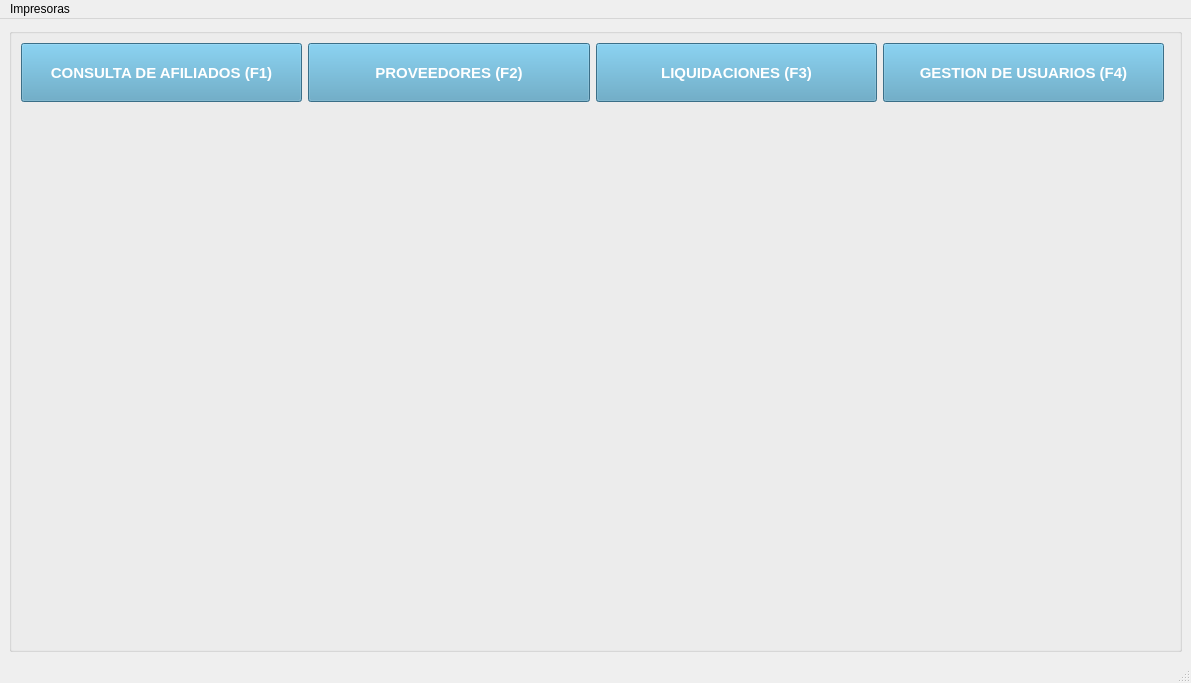
First picture: the form in gui/menuPrincipal.ui, repository shae-ra/sindicato, before the edit.
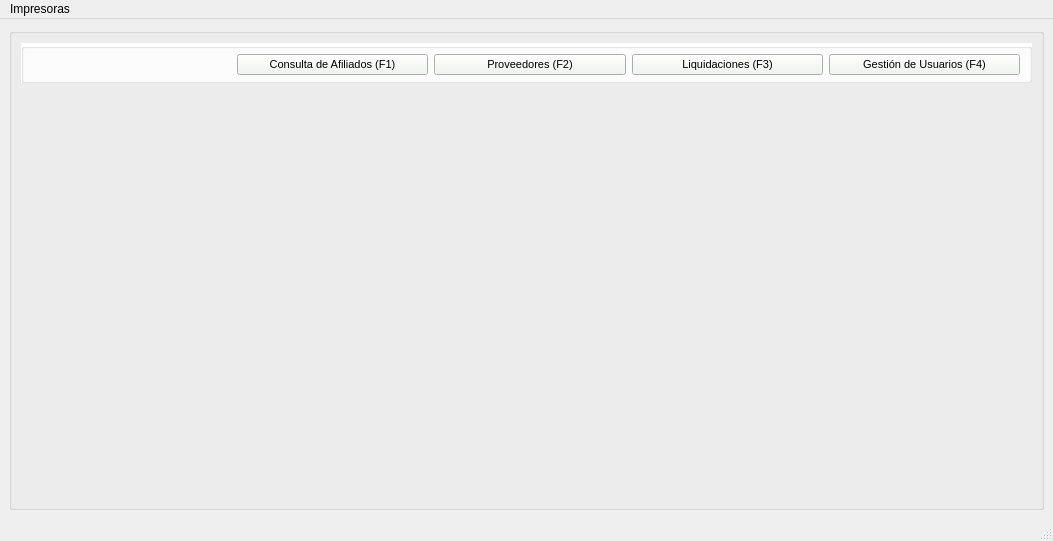
Second picture: the form after the edit. Icons and pictures are not drawn.

What changed in the file:
```diff
--- a/gui/menuPrincipal.ui
+++ b/gui/menuPrincipal.ui
@@ -6,8 +6,8 @@
    <rect>
     <x>0</x>
     <y>0</y>
-    <width>1191</width>
-    <height>683</height>
+    <width>1053</width>
+    <height>541</height>
    </rect>
   </property>
   <property name="palette">
@@ -444,124 +444,395 @@
         <property name="title">
          <string/>
         </property>
-        <layout class="QGridLayout" name="gridLayout" rowstretch="10,90">
-         <item row="0" column="2">
-          <widget class="QPushButton" name="pushButton_liquidaciones">
-           <property name="sizePolicy">
-            <sizepolicy hsizetype="Expanding" vsizetype="Expanding">
-             <horstretch>0</horstretch>
-             <verstretch>0</verstretch>
-            </sizepolicy>
-           </property>
-           <property name="font">
-            <font>
-             <family>Arial</family>
-             <pointsize>11</pointsize>
-             <weight>75</weight>
-             <bold>true</bold>
-            </font>
-           </property>
-           <property name="styleSheet">
-            <string notr="true">#pushButton_liquidaciones{
-background-color:#529CBE;
-color: #FFFFFF;
-
-}</string>
-           </property>
-           <property name="text">
-            <string>LIQUIDACIONES (F3)</string>
-           </property>
-           <property name="icon">
-            <iconset>
-             <normaloff>iconos/bp.png</normaloff>iconos/bp.png</iconset>
-           </property>
-           <property name="iconSize">
-            <size>
-             <width>40</width>
-             <height>40</height>
-            </size>
-           </property>
-          </widget>
-         </item>
-         <item row="0" column="3">
-          <widget class="QPushButton" name="pushButton_usuarios">
-           <property name="sizePolicy">
-            <sizepolicy hsizetype="Expanding" vsizetype="Expanding">
-             <horstretch>0</horstretch>
-             <verstretch>0</verstretch>
-            </sizepolicy>
-           </property>
-           <property name="font">
-            <font>
-             <family>Arial</family>
-             <pointsize>11</pointsize>
-             <weight>75</weight>
-             <bold>true</bold>
-            </font>
-           </property>
-           <property name="styleSheet">
-            <string notr="true">#pushButton_usuarios{
-background-color:#529CBE;
-color: #FFFFFF;
-
-}
-</string>
-           </property>
-           <property name="text">
-            <string>GESTION DE USUARIOS (F4)</string>
-           </property>
-           <property name="icon">
-            <iconset>
-             <normaloff>iconos/ball_yellow.ico</normaloff>iconos/ball_yellow.ico</iconset>
-           </property>
-           <property name="iconSize">
-            <size>
-             <width>30</width>
-             <height>30</height>
-            </size>
-           </property>
-          </widget>
-         </item>
+        <layout class="QGridLayout" name="gridLayout_4" rowstretch="0,100">
          <item row="0" column="0">
-          <widget class="QPushButton" name="pushButton_afiliados">
-           <property name="sizePolicy">
-            <sizepolicy hsizetype="Expanding" vsizetype="Expanding">
-             <horstretch>0</horstretch>
-             <verstretch>0</verstretch>
-            </sizepolicy>
-           </property>
-           <property name="font">
-            <font>
-             <family>Arial</family>
-             <pointsize>11</pointsize>
-             <weight>75</weight>
-             <bold>true</bold>
-            </font>
-           </property>
+          <widget class="QGroupBox" name="groupBox_2">
            <property name="styleSheet">
-            <string notr="true">#pushButton_afiliados{
-background-color:#529CBE;
-color: #FFFFFF;
+            <string notr="true">#groupBox_2{
+background-color: #FFFFFF;}</string>
+           </property>
+           <property name="title">
+            <string/>
+           </property>
+           <layout class="QGridLayout" name="gridLayout" rowstretch="0">
+            <property name="topMargin">
+             <number>5</number>
+            </property>
+            <property name="bottomMargin">
+             <number>5</number>
+            </property>
+            <item row="0" column="5">
+             <widget class="QPushButton" name="pushButton_usuarios">
+              <property name="sizePolicy">
+               <sizepolicy hsizetype="Expanding" vsizetype="Expanding">
+                <horstretch>0</horstretch>
+                <verstretch>0</verstretch>
+               </sizepolicy>
+              </property>
+              <property name="font">
+               <font>
+                <family>Arial</family>
+                <pointsize>8</pointsize>
+                <weight>50</weight>
+                <bold>false</bold>
+               </font>
+              </property>
+              <property name="styleSheet">
+               <string notr="true">#pushButton_usuarios{
+background-color:	#F0F5EF;
+color: #000000;
 }
+</string>
+              </property>
+              <property name="text">
+               <string>Gestión de Usuarios (F4)</string>
+              </property>
+              <property name="icon">
+               <iconset>
+                <normaloff>iconos/ball_yellow.ico</normaloff>iconos/ball_yellow.ico</iconset>
+              </property>
+              <property name="iconSize">
+               <size>
+                <width>20</width>
+                <height>20</height>
+               </size>
+              </property>
+             </widget>
+            </item>
+            <item row="0" column="2">
+             <widget class="QPushButton" name="pushButton_afiliados">
+              <property name="sizePolicy">
+               <sizepolicy hsizetype="Expanding" vsizetype="Expanding">
+                <horstretch>0</horstretch>
+                <verstretch>0</verstretch>
+               </sizepolicy>
+              </property>
+              <property name="palette">
+               <palette>
+                <active>
+                 <colorrole role="WindowText">
+                  <brush brushstyle="SolidPattern">
+                   <color alpha="255">
+                    <red>0</red>
+                    <green>0</green>
+                    <blue>0</blue>
+                   </color>
+                  </brush>
+                 </colorrole>
+                 <colorrole role="Button">
+                  <brush brushstyle="SolidPattern">
+                   <color alpha="255">
+                    <red>240</red>
+                    <green>245</green>
+                    <blue>239</blue>
+                   </color>
+                  </brush>
+                 </colorrole>
+                 <colorrole role="Text">
+                  <brush brushstyle="SolidPattern">
+                   <color alpha="255">
+                    <red>0</red>
+                    <green>0</green>
+                    <blue>0</blue>
+                   </color>
+                  </brush>
+                 </colorrole>
+                 <colorrole role="ButtonText">
+                  <brush brushstyle="SolidPattern">
+                   <color alpha="255">
+                    <red>0</red>
+                    <green>0</green>
+                    <blue>0</blue>
+                   </color>
+                  </brush>
+                 </colorrole>
+                 <colorrole role="Base">
+                  <brush brushstyle="SolidPattern">
+                   <color alpha="255">
+                    <red>240</red>
+                    <green>245</green>
+                    <blue>239</blue>
+                   </color>
+                  </brush>
+                 </colorrole>
+                 <colorrole role="Window">
+                  <brush brushstyle="SolidPattern">
+                   <color alpha="255">
+                    <red>240</red>
+                    <green>245</green>
+                    <blue>239</blue>
+                   </color>
+                  </brush>
+                 </colorrole>
+                </active>
+                <inactive>
+                 <colorrole role="WindowText">
+                  <brush brushstyle="SolidPattern">
+                   <color alpha="255">
+                    <red>0</red>
+                    <green>0</green>
+                    <blue>0</blue>
+                   </color>
+                  </brush>
+                 </colorrole>
+                 <colorrole role="Button">
+                  <brush brushstyle="SolidPattern">
+                   <color alpha="255">
+                    <red>240</red>
+                    <green>245</green>
+                    <blue>239</blue>
+                   </color>
+                  </brush>
+                 </colorrole>
+                 <colorrole role="Text">
+                  <brush brushstyle="SolidPattern">
+                   <color alpha="255">
+                    <red>0</red>
+                    <green>0</green>
+                    <blue>0</blue>
+                   </color>
+                  </brush>
+                 </colorrole>
+                 <colorrole role="ButtonText">
+                  <brush brushstyle="SolidPattern">
+                   <color alpha="255">
+                    <red>0</red>
+                    <green>0</green>
+                    <blue>0</blue>
+                   </color>
+                  </brush>
+                 </colorrole>
+                 <colorrole role="Base">
+                  <brush brushstyle="SolidPattern">
+                   <color alpha="255">
+                    <red>240</red>
+                    <green>245</green>
+                    <blue>239</blue>
+                   </color>
+                  </brush>
+                 </colorrole>
+                 <colorrole role="Window">
+                  <brush brushstyle="SolidPattern">
+                   <color alpha="255">
+                    <red>240</red>
+                    <green>245</green>
+                    <blue>239</blue>
+                   </color>
+                  </brush>
+                 </colorrole>
+                </inactive>
+                <disabled>
+                 <colorrole role="WindowText">
+                  <brush brushstyle="SolidPattern">
+                   <color alpha="255">
+                    <red>0</red>
+                    <green>0</green>
+                    <blue>0</blue>
+                   </color>
+                  </brush>
+                 </colorrole>
+                 <colorrole role="Button">
+                  <brush brushstyle="SolidPattern">
+                   <color alpha="255">
+                    <red>240</red>
+                    <green>245</green>
+                    <blue>239</blue>
+                   </color>
+                  </brush>
+                 </colorrole>
+                 <colorrole role="Text">
+                  <brush brushstyle="SolidPattern">
+                   <color alpha="255">
+                    <red>0</red>
+                    <green>0</green>
+                    <blue>0</blue>
+                   </color>
+                  </brush>
+                 </colorrole>
+                 <colorrole role="ButtonText">
+                  <brush brushstyle="SolidPattern">
+                   <color alpha="255">
+                    <red>0</red>
+                    <green>0</green>
+                    <blue>0</blue>
+                   </color>
+                  </brush>
+                 </colorrole>
+                 <colorrole role="Base">
+                  <brush brushstyle="SolidPattern">
+                   <color alpha="255">
+                    <red>240</red>
+                    <green>245</green>
+                    <blue>239</blue>
+                   </color>
+                  </brush>
+                 </colorrole>
+                 <colorrole role="Window">
+                  <brush brushstyle="SolidPattern">
+                   <color alpha="255">
+                    <red>240</red>
+                    <green>245</green>
+                    <blue>239</blue>
+                   </color>
+                  </brush>
+                 </colorrole>
+                </disabled>
+               </palette>
+              </property>
+              <property name="font">
+               <font>
+                <family>Arial</family>
+                <pointsize>8</pointsize>
+                <weight>50</weight>
+                <bold>false</bold>
+               </font>
+              </property>
+              <property name="styleSheet">
+               <string notr="true">#pushButton_afiliados{
+background-color:	#F0F5EF;
+color: #000000;
+}
 
 </string>
-           </property>
-           <property name="text">
-            <string>CONSULTA DE AFILIADOS (F1)</string>
-           </property>
-           <property name="icon">
-            <iconset>
-             <normaloff>iconos/ball_green.ico</normaloff>iconos/ball_green.ico</iconset>
-           </property>
-           <property name="iconSize">
-            <size>
-             <width>30</width>
-             <height>30</height>
-            </size>
-           </property>
+              </property>
+              <property name="text">
+               <string>Consulta de Afiliados (F1)</string>
+              </property>
+              <property name="icon">
+               <iconset>
+                <normaloff>iconos/ball_green.ico</normaloff>iconos/ball_green.ico</iconset>
+              </property>
+              <property name="iconSize">
+               <size>
+                <width>15</width>
+                <height>15</height>
+               </size>
+              </property>
+              <property name="autoDefault">
+               <bool>false</bool>
+              </property>
+              <property name="default">
+               <bool>false</bool>
+              </property>
+              <property name="flat">
+               <bool>false</bool>
+              </property>
+             </widget>
+            </item>
+            <item row="0" column="3">
+             <widget class="QPushButton" name="pushButton_proveedores">
+              <property name="sizePolicy">
+               <sizepolicy hsizetype="Expanding" vsizetype="Expanding">
+                <horstretch>0</horstretch>
+                <verstretch>0</verstretch>
+               </sizepolicy>
+              </property>
+              <property name="font">
+               <font>
+                <family>Arial</family>
+                <pointsize>8</pointsize>
+                <weight>50</weight>
+                <bold>false</bold>
+               </font>
+              </property>
+              <property name="styleSheet">
+               <string notr="true">#pushButton_proveedores{
+background-color:	#F0F5EF;
+color: #000000;
+}</string>
+              </property>
+              <property name="text">
+               <string>Proveedores (F2)</string>
+              </property>
+              <property name="icon">
+               <iconset>
+                <normaloff>iconos/ball_red.ico</normaloff>iconos/ball_red.ico</iconset>
+              </property>
+              <property name="iconSize">
+               <size>
+                <width>20</width>
+                <height>20</height>
+               </size>
+              </property>
+             </widget>
+            </item>
+            <item row="0" column="4">
+             <widget class="QPushButton" name="pushButton_liquidaciones">
+              <property name="sizePolicy">
+               <sizepolicy hsizetype="Expanding" vsizetype="Expanding">
+                <horstretch>0</horstretch>
+                <verstretch>0</verstretch>
+               </sizepolicy>
+              </property>
+              <property name="font">
+               <font>
+                <family>Arial</family>
+                <pointsize>8</pointsize>
+                <weight>50</weight>
+                <bold>false</bold>
+               </font>
+              </property>
+              <property name="styleSheet">
+               <string notr="true">#pushButton_liquidaciones{
+background-color:	#F0F5EF;
+color: #000000;
+
+}</string>
+              </property>
+              <property name="text">
+               <string>Liquidaciones (F3)</string>
+              </property>
+              <property name="icon">
+               <iconset>
+                <normaloff>iconos/bp.png</normaloff>iconos/bp.png</iconset>
+              </property>
+              <property name="iconSize">
+               <size>
+                <width>40</width>
+                <height>40</height>
+               </size>
+              </property>
+             </widget>
+            </item>
+            <item row="0" column="0">
+             <widget class="QLabel" name="label">
+              <property name="maximumSize">
+               <size>
+                <width>350</width>
+                <height>45</height>
+               </size>
+              </property>
+              <property name="text">
+               <string/>
+              </property>
+              <property name="pixmap">
+               <pixmap>iconos/logo.png</pixmap>
+              </property>
+              <property name="scaledContents">
+               <bool>true</bool>
+              </property>
+              <property name="indent">
+               <number>-1</number>
+              </property>
+             </widget>
+            </item>
+            <item row="0" column="1">
+             <spacer name="horizontalSpacer">
+              <property name="orientation">
+               <enum>Qt::Horizontal</enum>
+              </property>
+              <property name="sizeHint" stdset="0">
+               <size>
+                <width>40</width>
+                <height>20</height>
+               </size>
+              </property>
+             </spacer>
+            </item>
+           </layout>
           </widget>
          </item>
-         <item row="1" column="0" colspan="5">
+         <item row="1" column="0">
           <widget class="QStackedWidget" name="stackedWidget">
            <property name="palette">
             <palette>
@@ -989,43 +1260,6 @@
            <widget class="QWidget" name="page_2"/>
           </widget>
          </item>
-         <item row="0" column="1">
-          <widget class="QPushButton" name="pushButton_proveedores">
-           <property name="sizePolicy">
-            <sizepolicy hsizetype="Expanding" vsizetype="Expanding">
-             <horstretch>0</horstretch>
-             <verstretch>0</verstretch>
-            </sizepolicy>
-           </property>
-           <property name="font">
-            <font>
-             <family>Arial</family>
-             <pointsize>11</pointsize>
-             <weight>75</weight>
-             <bold>true</bold>
-            </font>
-           </property>
-           <property name="styleSheet">
-            <string notr="true">#pushButton_proveedores{
-background-color:#529CBE;
-color: #FFFFFF;
-}</string>
-           </property>
-           <property name="text">
-            <string>PROVEEDORES (F2)</string>
-           </property>
-           <property name="icon">
-            <iconset>
-             <normaloff>iconos/ball_red.ico</normaloff>iconos/ball_red.ico</iconset>
-           </property>
-           <property name="iconSize">
-            <size>
-             <width>30</width>
-             <height>30</height>
-            </size>
-           </property>
-          </widget>
-         </item>
         </layout>
        </widget>
       </item>
@@ -1038,7 +1272,7 @@
     <rect>
      <x>0</x>
      <y>0</y>
-     <width>1191</width>
+     <width>1053</width>
      <height>21</height>
     </rect>
    </property>
```
